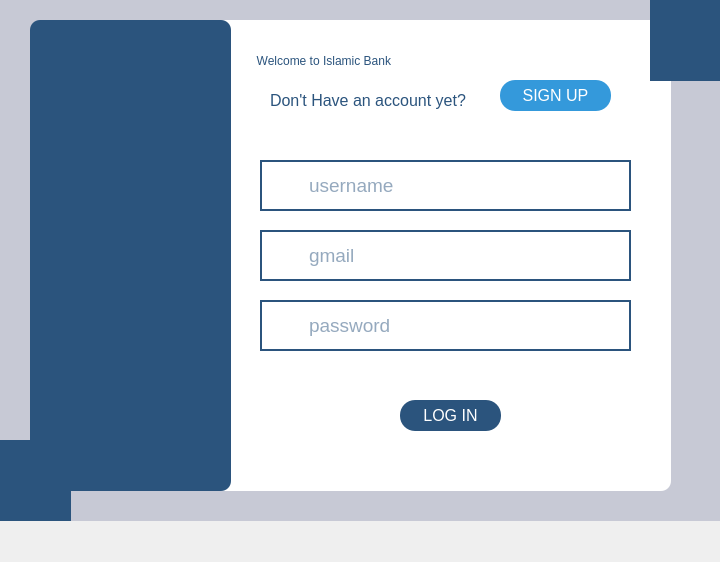
Old version of the form mainwindowofbank.ui in the repository MuhammadUzzam/Bank_Management_System.
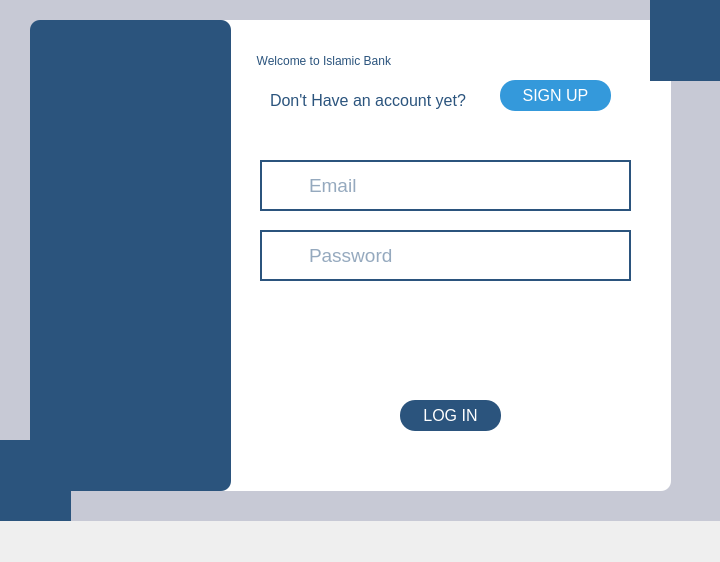
New version of the form. Icons and pictures are not drawn.

```diff
--- a/mainwindowofbank.ui
+++ b/mainwindowofbank.ui
@@ -235,51 +235,11 @@
      <string>LOG IN</string>
     </property>
    </widget>
-   <widget class="QLineEdit" name="username_input">
-    <property name="geometry">
-     <rect>
-      <x>260</x>
-      <y>160</y>
-      <width>371</width>
-      <height>51</height>
-     </rect>
-    </property>
-    <property name="font">
-     <font>
-      <pointsize>14</pointsize>
-     </font>
-    </property>
-    <property name="styleSheet">
-     <string notr="true">QLineEdit{
-
-background-color: rgb(255, 255, 255);
-color:rgb(43, 84, 125);
-border:2px solid rgb(43, 84, 125);
-padding:5px;
-padding-left:45px;
-}
-QLineEdit:hover{
-border:2px solid rgb(29, 61, 92);
-background-color:rgb(226, 230, 235);
-}
-QLineEdit:focus{
-border:2px solid rgb(0, 0, 119);
-background-color:white;
-outline:none;
-}</string>
-    </property>
-    <property name="text">
-     <string/>
-    </property>
-    <property name="placeholderText">
-     <string>username</string>
-    </property>
-   </widget>
    <widget class="QLineEdit" name="gmail_input">
     <property name="geometry">
      <rect>
       <x>260</x>
-      <y>230</y>
+      <y>160</y>
       <width>371</width>
       <height>51</height>
      </rect>
@@ -309,14 +269,14 @@
 }</string>
     </property>
     <property name="placeholderText">
-     <string>gmail</string>
+     <string>Email</string>
     </property>
    </widget>
    <widget class="QLineEdit" name="password_input">
     <property name="geometry">
      <rect>
       <x>260</x>
-      <y>300</y>
+      <y>230</y>
       <width>371</width>
       <height>51</height>
      </rect>
@@ -349,7 +309,7 @@
      <enum>QLineEdit::EchoMode::Password</enum>
     </property>
     <property name="placeholderText">
-     <string>password</string>
+     <string>Password</string>
     </property>
    </widget>
    <widget class="QLabel" name="label_11">
@@ -416,7 +376,7 @@
     <property name="geometry">
      <rect>
       <x>270</x>
-      <y>310</y>
+      <y>240</y>
       <width>31</width>
       <height>31</height>
      </rect>
@@ -464,7 +424,7 @@
     <property name="geometry">
      <rect>
       <x>270</x>
-      <y>240</y>
+      <y>170</y>
       <width>31</width>
       <height>31</height>
      </rect>
```
Left out of the diff: 28 changed lines with no effect on the pictures.
